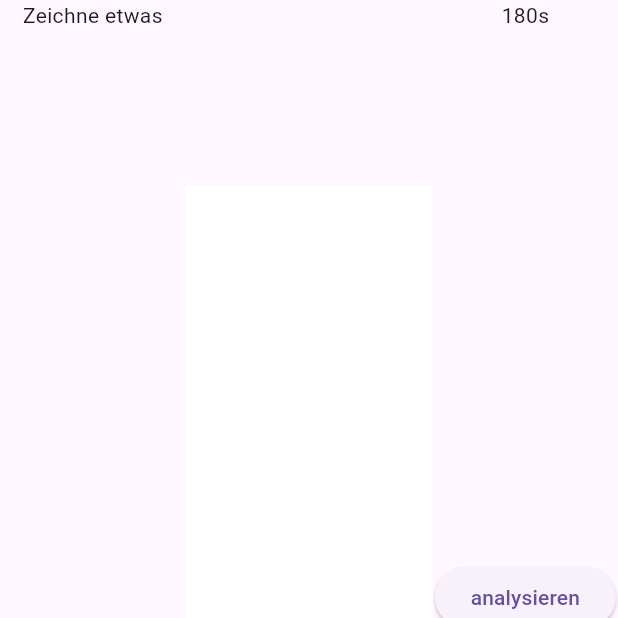
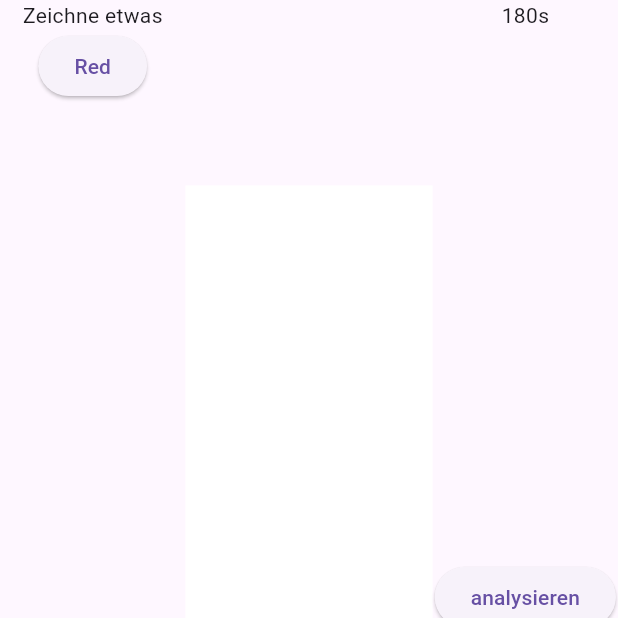
Before and after one commit to disC-SketchySounds/flutter_app, a Flutter app: the DrawingView screen opened directly with empty values, after a tap on "Testbild generieren", on a phone screen of 412 x 824 dp, the top half of it. Run offline on Flutter 3.47's test engine with Material 3 defaults, Android fonts, the light colour scheme and no system bars.

Commit message:
Added button to change color. Doesn't work yet.

```diff
--- a/lib/drawing/drawing_page.dart
+++ b/lib/drawing/drawing_page.dart
@@ -6,13 +6,16 @@ import 'sketcher.dart';
 
 /// A page that can be drawn on with a pen.
 class DrawingPage extends StatefulWidget {
-  const DrawingPage({super.key});
+  final Color selectedColor;
+  final ValueChanged<Color> onColorChanged;
+
+  DrawingPage({Key? key, required this.selectedColor, required this.onColorChanged}) : super(key: key);
 
   @override
-  _DrawingPageState createState() => _DrawingPageState();
+  DrawingPageState createState() => DrawingPageState();
 }
 
-class _DrawingPageState extends State<DrawingPage> {
+class DrawingPageState extends State<DrawingPage> {
 
   // Properties
   List<DrawnLine> lines = <DrawnLine>[];
@@ -106,7 +109,7 @@ class _DrawingPageState extends State<DrawingPage> {
     // Use selected color and width for stroke.
     // Update the UI with setState(). Or don't?
     setState(() {
-      currentLine = DrawnLine([point], selectedColor, selectedWidth);
+      currentLine = DrawnLine([point], widget.selectedColor, selectedWidth);
       currentLineStreamController.add(currentLine ?? DrawnLine.empty());
     });
   }
@@ -120,7 +123,7 @@ class _DrawingPageState extends State<DrawingPage> {
           .empty()
           .path)
         ..add(point);
-      currentLine = DrawnLine(path, selectedColor, selectedWidth);
+      currentLine = DrawnLine(path, widget.selectedColor, selectedWidth);
 
       // TODO Create a path add new points ot the list.
 
--- a/lib/views/drawing_view.dart
+++ b/lib/views/drawing_view.dart
@@ -6,18 +6,32 @@ import 'package:flutter/rendering.dart';
 import 'package:flutter_app/drawing/drawing_page.dart';
 import 'package:path_provider/path_provider.dart';
 
-class DrawingView extends StatelessWidget {
+class DrawingView extends StatefulWidget {
   final VoidCallback onButtonPressed;
+
+  DrawingView({Key? key, required this.onButtonPressed}) : super(key: key);
+
+  @override
+  _DrawingViewState createState() => _DrawingViewState();
+}
+
+class _DrawingViewState extends State<DrawingView> {
+
+  Color selectedColor = Colors.black;
+
+  void turnRed() {
+    print('Changed color');
+    selectedColor = Colors.red;
+  }
 
   // For exporting image to a file.
   // Necessary to retrieve the widget boundary when converting.
-  final GlobalKey globalKey = GlobalKey();
-
-  DrawingView({super.key, required this.onButtonPressed});
+  final GlobalKey _globalKey = GlobalKey();
 
   /// Generate array of bytes containing image data
-  Future<Uint8List?> generateImageBytes() async {
-    final RenderRepaintBoundary boundary = globalKey.currentContext!.findRenderObject()! as RenderRepaintBoundary;
+  Future<Uint8List?> _generateImageBytes() async {
+    final RenderRepaintBoundary boundary =
+    _globalKey.currentContext!.findRenderObject()! as RenderRepaintBoundary;
     final ui.Image image = await boundary.toImage();
     final ByteData? byteData = await image.toByteData(format: ui.ImageByteFormat.png);
     final Uint8List? pngBytes = byteData?.buffer.asUint8List();
@@ -25,24 +39,19 @@ class DrawingView extends StatelessWidget {
   }
 
   /// Save image as png file in Document directory.
-  Future<void> saveImageToFile(Uint8List imageBytes) async {
-
-    // When using Simulator on macOS, filePath will look something like:
-    // /Users/johannes/Library/Developer/CoreSimulator/Devices/<device-uuid>/data/Containers/Data/Application/<app-uuid>/Documents/
+  Future<void> _saveImageToFile(Uint8List imageBytes) async {
     final documentsDir = await getApplicationDocumentsDirectory();
-
-    // TODO: Come up with more useful scheme for filenames
-    // Currently just adds timestamp
     final String filePath = '${documentsDir.path}/image_${DateTime.now().millisecondsSinceEpoch}.png';
 
-    // Write image to file
     await File(filePath).writeAsBytes(imageBytes);
     print('Image saved to: $filePath');
   }
 
-  void createImage() async {
-    var bytes = await generateImageBytes();
-    await saveImageToFile(bytes!);
+  void _createImage() async {
+    var bytes = await _generateImageBytes();
+    if (bytes != null) {
+      await _saveImageToFile(bytes);
+    }
   }
 
   @override
@@ -54,9 +63,13 @@ class DrawingView extends StatelessWidget {
         children: [
           SizedBox(
             width: screenSize.width * 0.3,
-            child: const Column(
+            child: Column(
               children: [
                 Text('Zeichne etwas'),
+                ElevatedButton(
+                    onPressed: turnRed,
+                    child: Text('Red'),
+                )
               ],
             ),
           ),
@@ -64,12 +77,19 @@ class DrawingView extends StatelessWidget {
             const Spacer(),
             // For exporting image to a file
             RepaintBoundary(
-              key: globalKey,
+              key: _globalKey,
               child: SizedBox(
                 width: screenSize.width * 0.4,
                 height: screenSize.height * 0.7,
-                child: const ClipRect(
-                  child: DrawingPage(),
+                child: ClipRect(
+                  child: DrawingPage(
+                    selectedColor: selectedColor,
+                    onColorChanged: (Color newColor) {
+                      setState(() {
+                        selectedColor = newColor;
+                      });
+                    }
+                  ),
                 ),
               ),
             ),
@@ -83,12 +103,12 @@ class DrawingView extends StatelessWidget {
                 const Spacer(),
                 ElevatedButton(
                   onPressed: () {
-                    onButtonPressed();
+                    widget.onButtonPressed();
                   },
                   child: const Text('analysieren'),
                 ),
                 ElevatedButton(
-                    onPressed: createImage,
+                    onPressed: _createImage,
                     child: const Text('Testbild generieren')),
                 const Spacer(),
               ],
```
